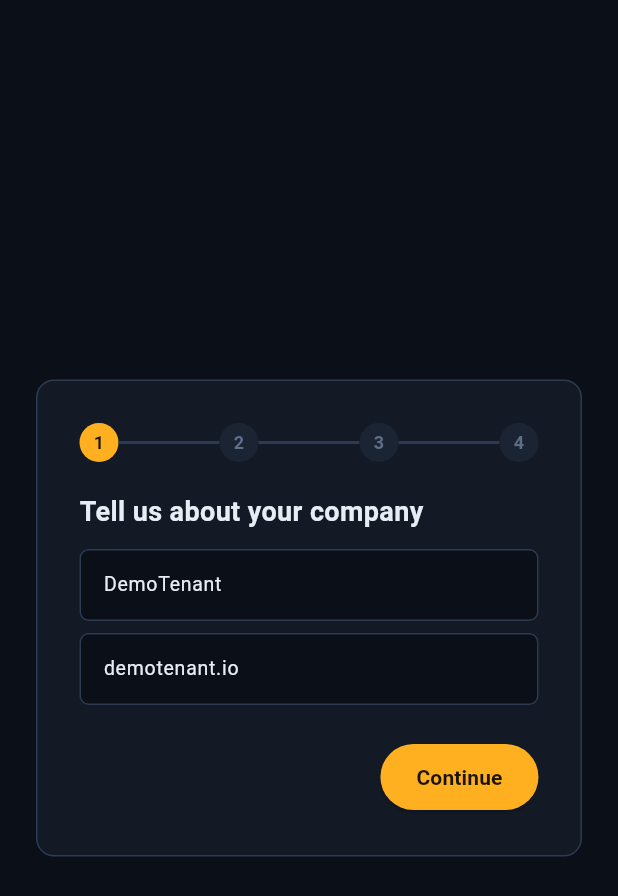
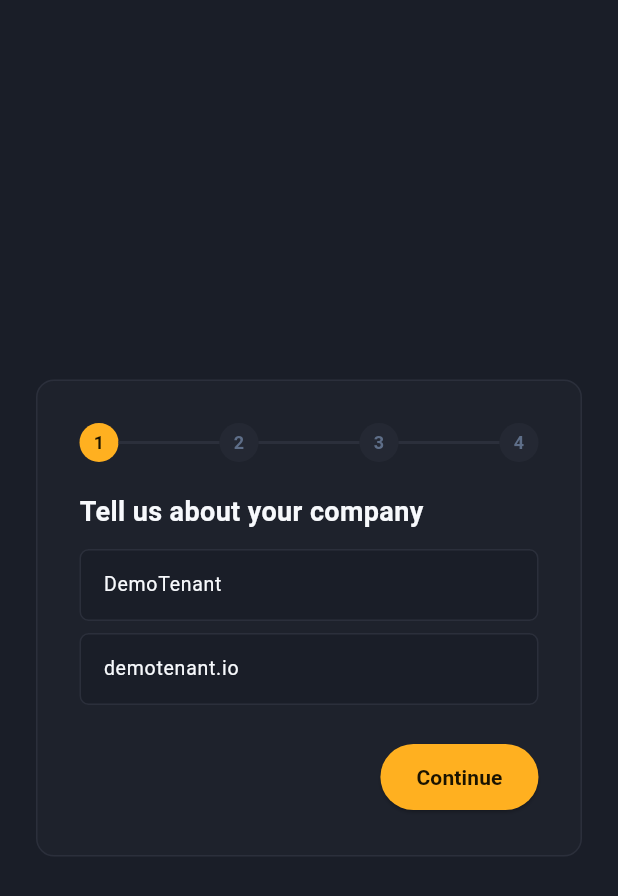
Before and after one commit to vsenthil7/spoofvane, a Flutter app: the OnboardingScreen screen opened directly, on a phone screen of 412 x 824 dp. Shown: the top 896 px of the screen. Run offline on Flutter 3.47's test engine with Material 3 defaults, Android fonts, the phone set to English and light mode, and no system bars; network calls fail.

Commit message:
[BUILD 068] UI polish — align console palette to the MeDo reference screenshots
Re-tunes the SOC console colour system to match the MeDo design references
(app_flutter/design_refs/medo_dashboard.png + medo_sign.png), sampled
programmatically (PIL) rather than guessed, so the Flutter console matches the
intended market-standard look.

Sampled dominant colours -> theme tokens (lib/theme.dart, single source of truth):
  - content background  #1A1E28  (was #0B0F17 blue-black)
  - sidebar (darker)    #101219  (NEW token; MeDo uses a ~200px rail darker than
                                  the content area — confirmed by an edge probe:
                                  sidebar ends ~x=198, content panels start after)
  - panel / card        #1E222C
  - inset surface       #13151B
  - hairline border     #2B2F3B
  - primary text        #F7F9FC
  - accent green        #25A777  (was #3DDC84)
  - primary blue        #3C83F6  (NEW; MeDo sign-in / primary action)
  - chip / hover        #242833

Applied:
  - NavRail now paints SvColors.sidebar (darker than content) to reproduce the
    MeDo two-tone shell; selected nav item highlight switched cyan -> MeDo blue.
  - buildSvTheme colorScheme: primary -> blue, secondary -> cyan, error -> phish,
    so Material dialogs/dropdowns/controls inherit the MeDo accents.
  - All screens/widgets pick this up automatically via the named tokens (no
    per-screen hex was ever hard-coded — Panel/StatCard/etc. reference SvColors).

Verified: flutter analyze 0 errors; flutter test 108 passed; Playwright `npm test`
3 passed against the rebuilt web bundle in real Chromium (boot + role-gated
navigation + admin kill-switch still render correctly under the new palette).

Note: matched the colour system + shell structure from the screenshots
(sampled, not eyeballed). Pixel-exact spacing/typography parity against the PNGs
remains a further polish pass (tracked in traceability pending work).

```diff
--- a/app_flutter/lib/theme.dart
+++ b/app_flutter/lib/theme.dart
@@ -4,19 +4,25 @@ import 'package:flutter/material.dart';
 
 class SvColors {
   SvColors._();
-  static const bg = Color(0xFF0B0F17);
-  static const panel = Color(0xFF131A26);
-  static const panel2 = Color(0xFF0E141F);
-  static const border = Color(0xFF2C3A52);
-  static const text = Color(0xFFE8EDF5);
+  // Palette aligned to the MeDo reference screenshots (design_refs/): sampled
+  // dominant colours — content bg #1A1E28, darker sidebar #101219, panels
+  // #1E222C, borders #2B2F3B, near-white text #F7F9FC, accent green #25A777,
+  // sign-in blue #3C83F6. Single source of truth; screens never hard-code hex.
+  static const bg = Color(0xFF1A1E28); // content background (MeDo)
+  static const sidebar = Color(0xFF101219); // darker nav rail (MeDo)
+  static const panel = Color(0xFF1E222C); // card / panel surface (MeDo)
+  static const panel2 = Color(0xFF13151B); // inset / deeper surface (MeDo)
+  static const border = Color(0xFF2B2F3B); // hairline borders (MeDo)
+  static const text = Color(0xFFF7F9FC); // primary text (MeDo)
   static const muted = Color(0xFF93A1B8);
   static const faint = Color(0xFF5E6E88);
   static const amber = Color(0xFFFFB020);
   static const cyan = Color(0xFF36C2CE);
+  static const blue = Color(0xFF3C83F6); // MeDo primary action blue
   static const phish = Color(0xFFFF4D57);
-  static const benign = Color(0xFF3DDC84);
+  static const benign = Color(0xFF25A777); // MeDo green
   static const chipDanger = Color(0xFF2A1316);
-  static const chip = Color(0xFF1B2433);
+  static const chip = Color(0xFF242833); // MeDo chip / hover surface
   static const node = Color(0xFF232F42);
 }
 
@@ -26,7 +32,8 @@ ThemeData buildSvTheme() => ThemeData(
       fontFamily: 'Roboto',
       colorScheme: const ColorScheme.dark(
         surface: SvColors.panel,
-        primary: SvColors.cyan,
-        secondary: SvColors.amber,
+        primary: SvColors.blue,
+        secondary: SvColors.cyan,
+        error: SvColors.phish,
       ),
     );
--- a/app_flutter/lib/widgets/nav_rail.dart
+++ b/app_flutter/lib/widgets/nav_rail.dart
@@ -36,7 +36,7 @@ class NavRail extends StatelessWidget {
       duration: const Duration(milliseconds: 160),
       width: collapsed ? kRailCollapsed : kRailExpanded,
       clipBehavior: Clip.hardEdge,
-      decoration: const BoxDecoration(color: SvColors.panel),
+      decoration: const BoxDecoration(color: SvColors.sidebar),
       // Pin the inner content to the EXPANDED width and align left, so the row
       // children always lay out at a stable width and are simply clipped as the
       // outer width animates — no RenderFlex overflow at intermediate widths.
@@ -96,15 +96,15 @@ class NavRail extends StatelessWidget {
           margin: const EdgeInsets.symmetric(horizontal: 8, vertical: 2),
           padding: const EdgeInsets.symmetric(horizontal: 12, vertical: 10),
           decoration: BoxDecoration(
-            color: sel ? SvColors.cyan.withOpacity(0.13) : null,
+            color: sel ? SvColors.blue.withOpacity(0.16) : null,
             borderRadius: BorderRadius.circular(6),
-            border: sel ? Border.all(color: SvColors.cyan.withOpacity(0.4)) : null,
+            border: sel ? Border.all(color: SvColors.blue.withOpacity(0.45)) : null,
           ),
           child: Row(
             mainAxisAlignment:
                 collapsed ? MainAxisAlignment.center : MainAxisAlignment.start,
             children: [
-              Icon(n.icon, size: 18, color: sel ? SvColors.cyan : SvColors.faint),
+              Icon(n.icon, size: 18, color: sel ? SvColors.blue : SvColors.faint),
               if (!collapsed) ...[
                 const SizedBox(width: 10),
                 Expanded(
```
